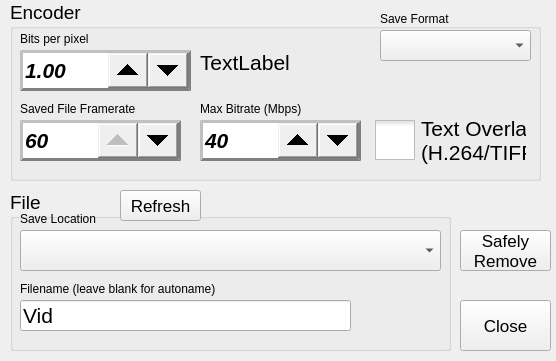
Before: the Qt Designer form src/savesettingswindow.ui in krontech/chronos-cam-app, drawn with Qt 5.
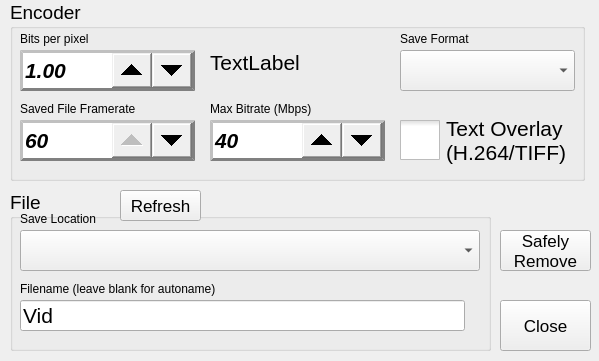
After: the same form once the commit is applied. Custom widgets are drawn as their Qt base class.

Commit message: Changes to savesettings window -extend save location comboBox to accomodate drives with long names -enlarge most of the buttons for easier use -enlarge the whole window to accomodate those changes

```diff
--- a/src/savesettingswindow.ui
+++ b/src/savesettingswindow.ui
@@ -6,7 +6,7 @@
    <rect>
     <x>0</x>
     <y>0</y>
-    <width>556</width>
+    <width>599</width>
     <height>361</height>
    </rect>
   </property>
@@ -31,7 +31,7 @@
     <rect>
      <x>10</x>
      <y>0</y>
-     <width>531</width>
+     <width>575</width>
      <height>181</height>
     </rect>
    </property>
@@ -74,7 +74,7 @@
      <rect>
       <x>10</x>
       <y>120</y>
-      <width>161</width>
+      <width>175</width>
       <height>41</height>
      </rect>
     </property>
@@ -96,7 +96,7 @@
    <widget class="QLabel" name="lblBitrate">
     <property name="geometry">
      <rect>
-      <x>190</x>
+      <x>200</x>
       <y>50</y>
       <width>181</width>
       <height>51</height>
@@ -119,7 +119,7 @@
      <rect>
       <x>10</x>
       <y>50</y>
-      <width>171</width>
+      <width>175</width>
       <height>41</height>
      </rect>
     </property>
@@ -148,9 +148,9 @@
    <widget class="CamSpinBox" name="spinMaxBitrate">
     <property name="geometry">
      <rect>
-      <x>190</x>
+      <x>200</x>
       <y>120</y>
-      <width>161</width>
+      <width>175</width>
       <height>41</height>
      </rect>
     </property>
@@ -178,7 +178,7 @@
    <widget class="QLabel" name="label_7">
     <property name="geometry">
      <rect>
-      <x>190</x>
+      <x>200</x>
       <y>100</y>
       <width>141</width>
       <height>17</height>
@@ -191,8 +191,8 @@
    <widget class="QLabel" name="label_8">
     <property name="geometry">
      <rect>
-      <x>370</x>
-      <y>10</y>
+      <x>390</x>
+      <y>30</y>
       <width>141</width>
       <height>17</height>
      </rect>
@@ -207,10 +207,10 @@
     </property>
     <property name="geometry">
      <rect>
-      <x>370</x>
-      <y>30</y>
-      <width>151</width>
-      <height>31</height>
+      <x>390</x>
+      <y>50</y>
+      <width>175</width>
+      <height>41</height>
      </rect>
     </property>
     <property name="font">
@@ -225,9 +225,9 @@
    <widget class="QCheckBox" name="chkEnableOverlay">
     <property name="geometry">
      <rect>
-      <x>365</x>
+      <x>390</x>
       <y>110</y>
-      <width>151</width>
+      <width>171</width>
       <height>61</height>
      </rect>
     </property>
@@ -256,7 +256,7 @@
     <rect>
      <x>10</x>
      <y>190</y>
-     <width>441</width>
+     <width>481</width>
      <height>161</height>
     </rect>
    </property>
@@ -276,7 +276,7 @@
      <rect>
       <x>10</x>
       <y>40</y>
-      <width>421</width>
+      <width>460</width>
       <height>41</height>
      </rect>
     </property>
@@ -320,7 +320,7 @@
      <rect>
       <x>10</x>
       <y>110</y>
-      <width>331</width>
+      <width>445</width>
       <height>31</height>
      </rect>
     </property>
@@ -361,7 +361,7 @@
   <widget class="QPushButton" name="cmdClose">
    <property name="geometry">
     <rect>
-     <x>460</x>
+     <x>500</x>
      <y>300</y>
      <width>91</width>
      <height>51</height>
@@ -379,7 +379,7 @@
   <widget class="QPushButton" name="cmdUMount">
    <property name="geometry">
     <rect>
-     <x>460</x>
+     <x>500</x>
      <y>230</y>
      <width>91</width>
      <height>41</height>
```
The commit also changes 1 other file.
